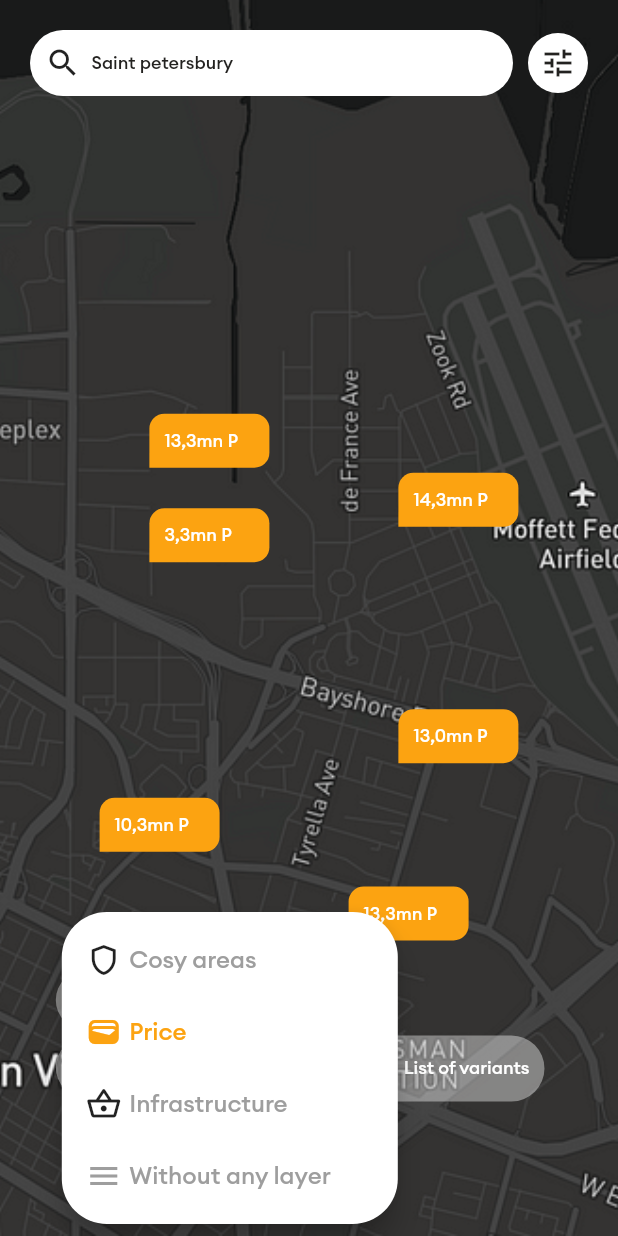
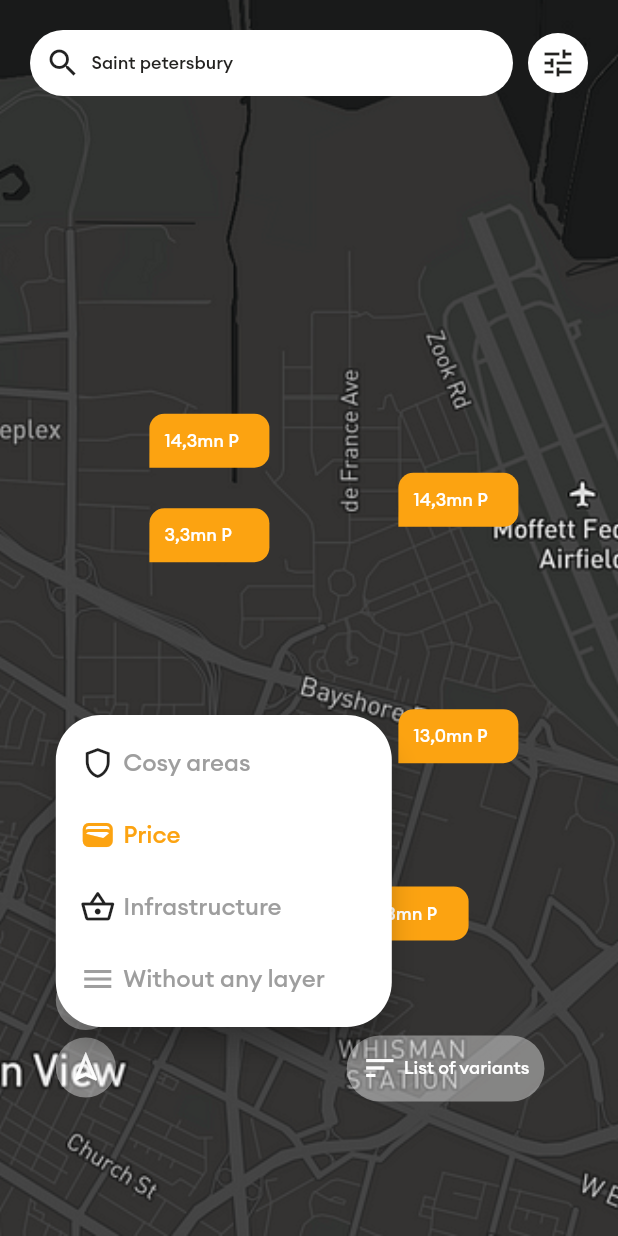
Before and after one commit to oluwadamme/point-test, a Flutter app: the MapPage screen opened directly, after a tap on the "menu" icon, on a phone screen of 412 x 824 dp. Run offline on Flutter 3.47's test engine with Material 3 defaults, Android fonts, the phone set to English and light mode, and no system bars; our stand-ins replace animated_flip_counter.

```diff
--- /dev/null
+++ b/lib/src/components/apartment_item.dart
@@ -0,0 +1,57 @@
+import 'package:flutter/material.dart';
+import 'package:point_test/src/utils/app_colors.dart';
+import 'package:point_test/src/utils/text_util.dart';
+
+class ApartmentItem extends StatefulWidget {
+  const ApartmentItem({
+    super.key,
+    required this.price,
+    required this.showPrice,
+  });
+
+  final String price;
+  final bool showPrice;
+
+  @override
+  State<ApartmentItem> createState() => _ApartmentItemState();
+}
+
+class _ApartmentItemState extends State<ApartmentItem> with SingleTickerProviderStateMixin {
+  late AnimationController _controller;
+  late Animation<double> _opacity;
+  final duration = const Duration(seconds: 1);
+  @override
+  void initState() {
+    super.initState();
+    _controller = AnimationController(duration: duration, vsync: this);
+    _opacity = Tween<double>(begin: 0.0, end: 1.0).animate(_controller);
+    _controller.forward();
+  }
+
+  @override
+  Widget build(BuildContext context) {
+    return ScaleTransition(
+      alignment: Alignment.bottomLeft,
+      scale: _opacity,
+      child: AnimatedContainer(
+        duration: const Duration(milliseconds: 500),
+        padding: const EdgeInsets.all(10),
+        decoration: const BoxDecoration(
+          color: AppColors.orange,
+          borderRadius: BorderRadius.only(
+            topLeft: Radius.circular(10),
+            topRight: Radius.circular(10),
+            bottomRight: Radius.circular(10),
+          ),
+        ),
+        width: widget.showPrice ? 80 : 45,
+        child: widget.showPrice
+            ? Text(
+                widget.price,
+                style: normalStyle(12, Colors.white),
+              )
+            : const Icon(Icons.apartment, color: Colors.white),
+      ),
+    );
+  }
+}
--- a/lib/src/presentation/map_page.dart
+++ b/lib/src/presentation/map_page.dart
@@ -1,5 +1,5 @@
-
 import 'package:flutter/material.dart';
+import 'package:point_test/src/components/apartment_item.dart';
 import 'package:point_test/src/components/scale_widget.dart';
 import 'package:point_test/src/utils/app_colors.dart';
 import 'package:point_test/src/utils/spacing_util.dart';
@@ -14,21 +14,17 @@ class MapPage extends StatefulWidget {
 
 class _MapPageState extends State<MapPage> with TickerProviderStateMixin {
   late AnimationController _controller3;
-  late AnimationController _controller;
-  late Animation<double> _opacity;
+
   late Animation<double> _size;
   final duration3 = const Duration(milliseconds: 700);
-  final duration = const Duration(seconds: 1);
+
   @override
   void initState() {
     super.initState();
     _controller3 = AnimationController(duration: duration3, vsync: this);
-    _controller = AnimationController(duration: duration, vsync: this);
 
     _size = Tween<double>(begin: 0.0, end: 1.0).animate(_controller3);
-    _opacity = Tween<double>(begin: 0.0, end: 1.0).animate(_controller);
     _controller3.forward();
-    _controller.forward();
   }
 
   bool showPrice = true;
@@ -77,159 +73,27 @@ class _MapPageState extends State<MapPage> with TickerProviderStateMixin {
               ),
               Align(
                 alignment: const Alignment(-0.4, -.3),
-                child: ScaleTransition(
-                  alignment: Alignment.bottomLeft,
-                  scale: _opacity,
-                  child: AnimatedContainer(
-                    duration: const Duration(milliseconds: 500),
-                    padding: const EdgeInsets.all(10),
-                    decoration: const BoxDecoration(
-                      color: AppColors.orange,
-                      borderRadius: BorderRadius.only(
-                        topLeft: Radius.circular(10),
-                        topRight: Radius.circular(10),
-                        bottomRight: Radius.circular(10),
-                      ),
-                    ),
-                    width: showPrice ? 80 : 45,
-                    child: showPrice
-                        ? Text(
-                            "13,3mn P",
-                            style: normalStyle(12, Colors.white),
-                          )
-                        : const Icon(Icons.apartment, color: Colors.white),
-                  ),
-                ),
+                child: ApartmentItem(price: "14,3mn P", showPrice: showPrice),
               ),
               Align(
                 alignment: const Alignment(0.6, -.2),
-                child: ScaleTransition(
-                  alignment: Alignment.bottomLeft,
-                  scale: _opacity,
-                  child: AnimatedContainer(
-                    duration: const Duration(milliseconds: 500),
-                    padding: const EdgeInsets.all(10),
-                    decoration: const BoxDecoration(
-                      color: AppColors.orange,
-                      borderRadius: BorderRadius.only(
-                        topLeft: Radius.circular(10),
-                        topRight: Radius.circular(10),
-                        bottomRight: Radius.circular(10),
-                      ),
-                    ),
-                    width: showPrice ? 80 : 45,
-                    child: showPrice
-                        ? Text(
-                            "14,3mn P",
-                            style: normalStyle(12, Colors.white),
-                          )
-                        : const Icon(Icons.apartment, color: Colors.white),
-                  ),
-                ),
+                child: ApartmentItem(price: "14,3mn P", showPrice: showPrice),
               ),
               Align(
                 alignment: const Alignment(-0.4, -.14),
-                child: ScaleTransition(
-                  alignment: Alignment.bottomLeft,
-                  scale: _opacity,
-                  child: AnimatedContainer(
-                    duration: const Duration(milliseconds: 500),
-                    padding: const EdgeInsets.all(10),
-                    decoration: const BoxDecoration(
-                      color: AppColors.orange,
-                      borderRadius: BorderRadius.only(
-                        topLeft: Radius.circular(10),
-                        topRight: Radius.circular(10),
-                        bottomRight: Radius.circular(10),
-                      ),
-                    ),
-                    width: showPrice ? 80 : 45,
-                    child: showPrice
-                        ? Text(
-                            "3,3mn P",
-                            style: normalStyle(12, Colors.white),
-                          )
-                        : const Icon(Icons.apartment, color: Colors.white),
-                  ),
-                ),
+                child: ApartmentItem(price: "3,3mn P", showPrice: showPrice),
               ),
               Align(
                 alignment: const Alignment(-0.6, .35),
-                child: ScaleTransition(
-                  alignment: Alignment.bottomLeft,
-                  scale: _opacity,
-                  child: AnimatedContainer(
-                    duration: const Duration(milliseconds: 500),
-                    padding: const EdgeInsets.all(10),
-                    decoration: const BoxDecoration(
-                      color: AppColors.orange,
-                      borderRadius: BorderRadius.only(
-                        topLeft: Radius.circular(10),
-                        topRight: Radius.circular(10),
-                        bottomRight: Radius.circular(10),
-                      ),
-                    ),
-                    width: showPrice ? 80 : 45,
-                    child: showPrice
-                        ? Text(
-                            "10,3mn P",
-                            style: normalStyle(12, Colors.white),
-                          )
-                        : const Icon(Icons.apartment, color: Colors.white),
-                  ),
-                ),
+                child: ApartmentItem(price: "23,3mn P", showPrice: showPrice),
               ),
               Align(
                 alignment: const Alignment(0.6, .2),
-                child: ScaleTransition(
-                  alignment: Alignment.bottomLeft,
-                  scale: _opacity,
-                  child: AnimatedContainer(
-                    duration: const Duration(milliseconds: 500),
-                    padding: const EdgeInsets.all(10),
-                    decoration: const BoxDecoration(
-                      color: AppColors.orange,
-                      borderRadius: BorderRadius.only(
-                        topLeft: Radius.circular(10),
-                        topRight: Radius.circular(10),
-                        bottomRight: Radius.circular(10),
-                      ),
-                    ),
-                    width: showPrice ? 80 : 45,
-                    child: showPrice
-                        ? Text(
-                            "13,0mn P",
-                            style: normalStyle(12, Colors.white),
-                          )
-                        : const Icon(Icons.apartment, color: Colors.white),
-                  ),
-                ),
+                child: ApartmentItem(price: "13,0mn P", showPrice: showPrice),
               ),
               Align(
                 alignment: const Alignment(0.4, .5),
-                child: ScaleTransition(
-                  alignment: Alignment.bottomLeft,
-                  scale: _opacity,
-                  child: AnimatedContainer(
-                    duration: const Duration(milliseconds: 500),
-                    padding: const EdgeInsets.all(10),
-                    decoration: const BoxDecoration(
-                      color: AppColors.orange,
-                      borderRadius: BorderRadius.only(
-                        topLeft: Radius.circular(10),
-                        topRight: Radius.circular(10),
-                        bottomRight: Radius.circular(10),
-                      ),
-                    ),
-                    width: showPrice ? 80 : 45,
-                    child: showPrice
-                        ? Text(
-                            "13,3mn P",
-                            style: normalStyle(12, Colors.white),
-                          )
-                        : const Icon(Icons.apartment, color: Colors.white),
-                  ),
-                ),
+                child: ApartmentItem(price: "13,3mn P", showPrice: showPrice),
               ),
               Align(
                 alignment: const Alignment(-.8, .75),
@@ -240,7 +104,7 @@ class _MapPageState extends State<MapPage> with TickerProviderStateMixin {
                     children: [
                       PopupMenuButton<String>(
                         color: Colors.white,
-                        offset: const Offset(4, 4),
+                        offset: const Offset(0, -170),
                         position: PopupMenuPosition.over,
                         shape: RoundedRectangleBorder(borderRadius: BorderRadius.circular(30)),
                         itemBuilder: (context) => [
```
